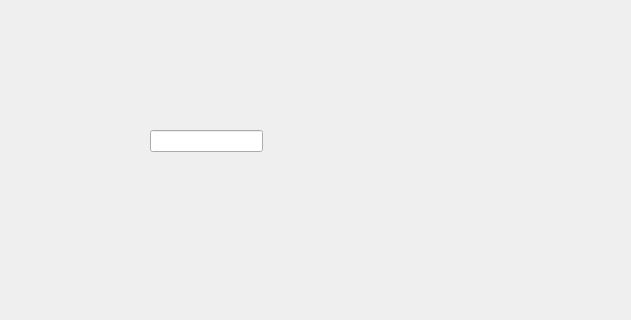
Qt form dmti_project/mainwindow.ui (Renonr/DMTI_Coll) before a commit; both pictures show x 0 to 631 and y 0 to 320 of the 800 by 600 pixel window.
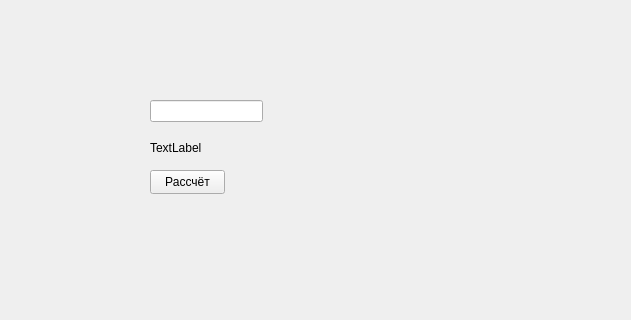
The same form after that commit.

Diff of the .ui file:
```diff
--- a/dmti_project/mainwindow.ui
+++ b/dmti_project/mainwindow.ui
@@ -18,12 +18,38 @@
     <property name="geometry">
      <rect>
       <x>150</x>
-      <y>130</y>
+      <y>100</y>
       <width>113</width>
       <height>22</height>
      </rect>
     </property>
    </widget>
+   <widget class="QPushButton" name="pushButton">
+    <property name="geometry">
+     <rect>
+      <x>150</x>
+      <y>170</y>
+      <width>75</width>
+      <height>24</height>
+     </rect>
+    </property>
+    <property name="text">
+     <string>Рассчёт</string>
+    </property>
+   </widget>
+   <widget class="QLabel" name="label">
+    <property name="geometry">
+     <rect>
+      <x>150</x>
+      <y>140</y>
+      <width>401</width>
+      <height>16</height>
+     </rect>
+    </property>
+    <property name="text">
+     <string>TextLabel</string>
+    </property>
+   </widget>
   </widget>
   <widget class="QMenuBar" name="menubar">
    <property name="geometry">
```
